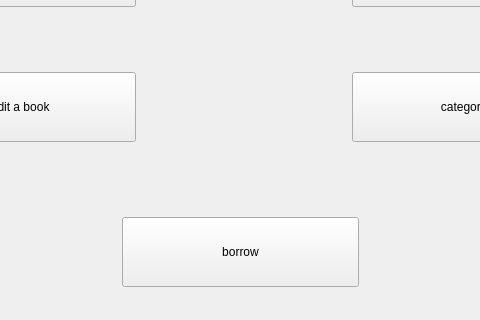
Before: the Qt Designer form Project/menu.ui in AminNaghiyan/uiap92_project, drawn with Qt 5; both pictures show x 168 to 648 and y 317 to 637 of the 824 by 637 pixel window.
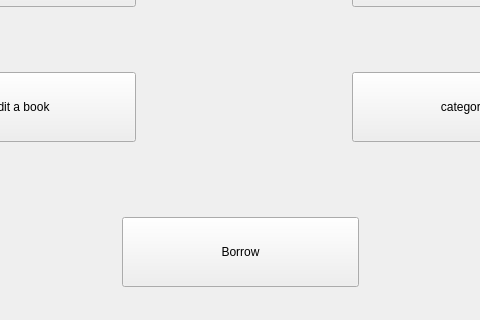
After: the same form once the commit is applied. Icons and pictures are not drawn.

Patch:
```diff
--- a/Project/menu.ui
+++ b/Project/menu.ui
@@ -396,7 +396,7 @@
            </size>
           </property>
           <property name="text">
-           <string>borrow</string>
+           <string>Borrow</string>
           </property>
          </widget>
         </item>
```
